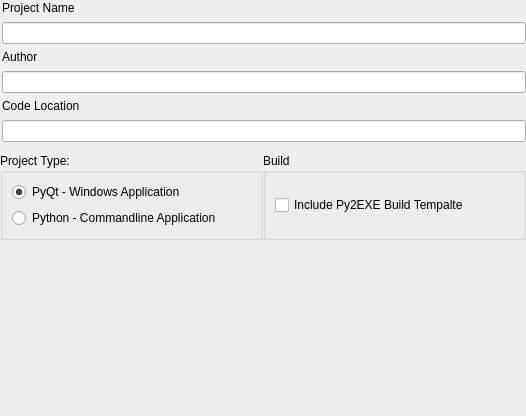
kumar-lakshmanan/our-py-lib, file trunk/PPG/src/user_interface/wgt_form1_general.ui: the form before one commit.
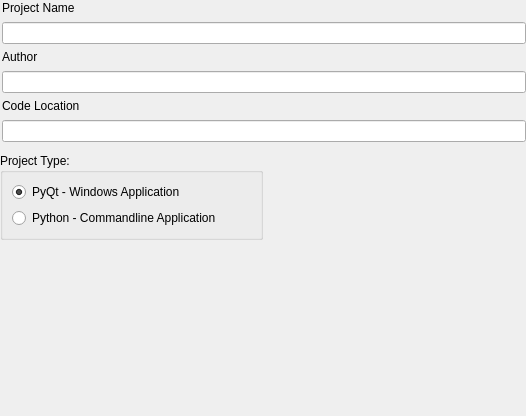
The form after the commit.

```diff
--- a/trunk/PPG/src/user_interface/wgt_form1_general.ui
+++ b/trunk/PPG/src/user_interface/wgt_form1_general.ui
@@ -105,22 +105,6 @@
      </layout>
     </widget>
    </item>
-   <item row="3" column="1">
-    <widget class="QGroupBox" name="groupBox_2">
-     <property name="title">
-      <string>Build</string>
-     </property>
-     <layout class="QGridLayout" name="gridLayout_7">
-      <item row="0" column="0">
-       <widget class="QCheckBox" name="checkBox">
-        <property name="text">
-         <string>Include Py2EXE Build Tempalte</string>
-        </property>
-       </widget>
-      </item>
-     </layout>
-    </widget>
-   </item>
    <item row="2" column="0" colspan="2">
     <widget class="QWidget" name="widget_3" native="true">
      <layout class="QGridLayout" name="gridLayout_5">
```
